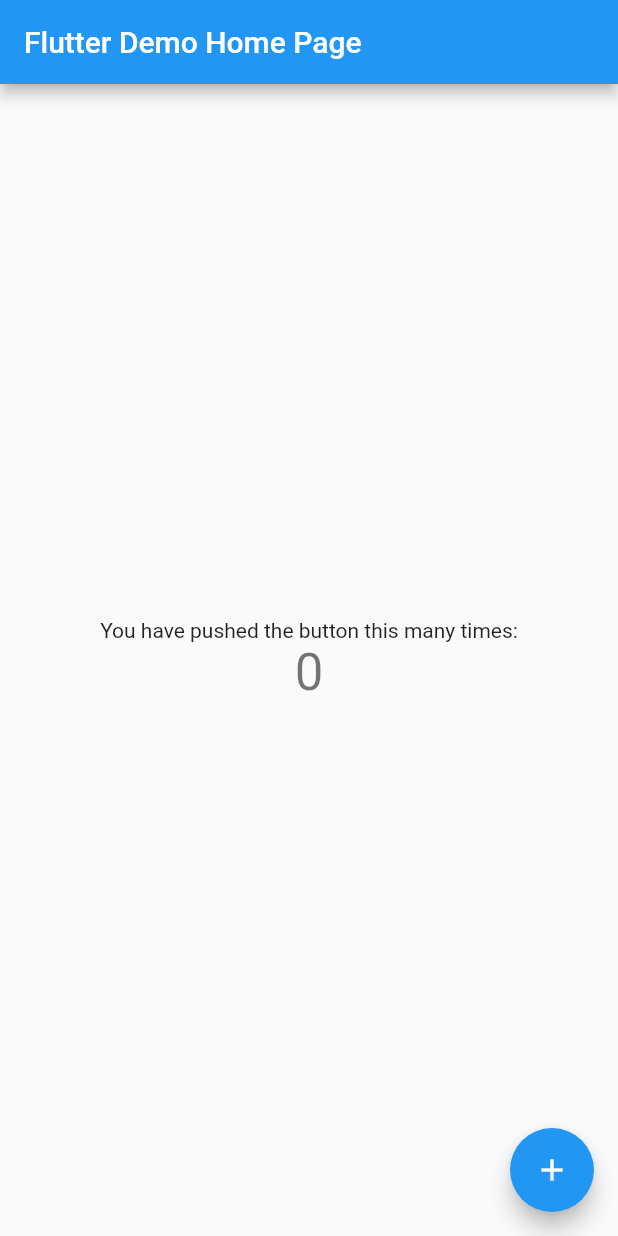
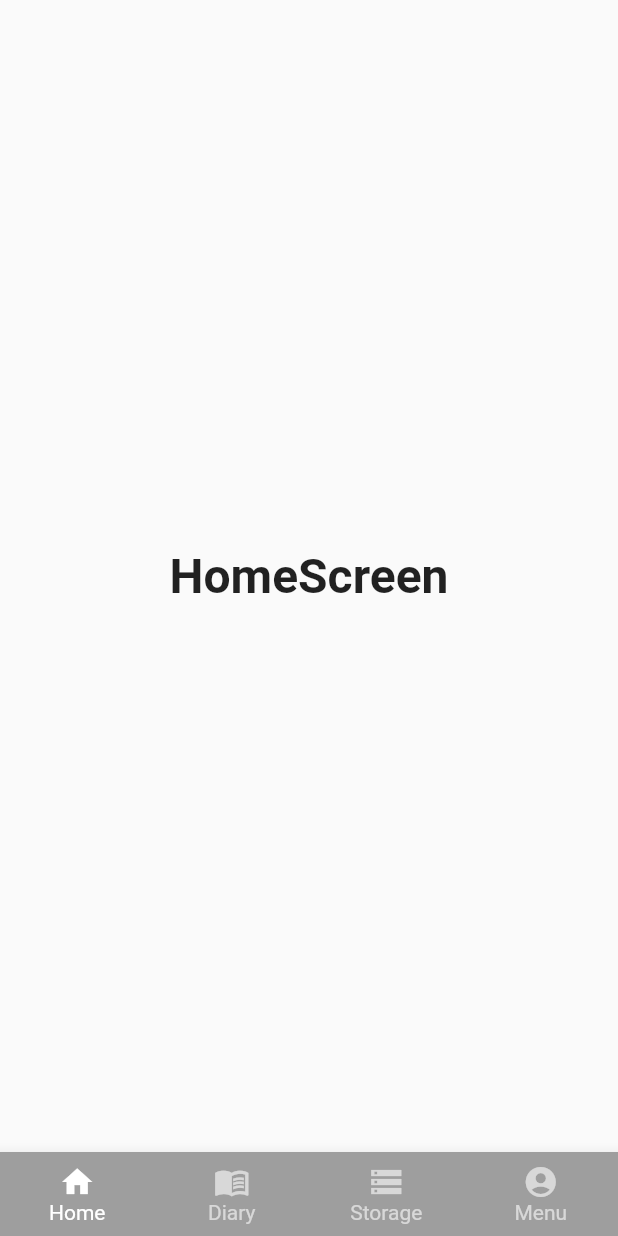
Before and after one commit to leeeeeoy/momsound-project, a Flutter app: the screen it shows after launch, on a phone screen of 412 x 824 dp. Run offline on Flutter 3.47's test engine with Material 2 defaults, Android fonts, the phone set to English and light mode, and no system bars; our stand-ins replace animated_splash_screen, get.

Commit message:
add screens

```diff
--- a/lib/main.dart
+++ b/lib/main.dart
@@ -1,117 +1,17 @@
 import 'package:flutter/material.dart';
+import 'package:get/get_navigation/src/root/get_material_app.dart';
+import 'package:momsori/screens/splash_screen.dart';
 
 void main() {
   runApp(MyApp());
 }
 
 class MyApp extends StatelessWidget {
-  // This widget is the root of your application.
   @override
   Widget build(BuildContext context) {
-    return MaterialApp(
-      title: 'Flutter Demo',
-      theme: ThemeData(
-        // This is the theme of your application.
-        //
-        // Try running your application with "flutter run". You'll see the
-        // application has a blue toolbar. Then, without quitting the app, try
-        // changing the primarySwatch below to Colors.green and then invoke
-        // "hot reload" (press "r" in the console where you ran "flutter run",
-        // or simply save your changes to "hot reload" in a Flutter IDE).
-        // Notice that the counter didn't reset back to zero; the application
-        // is not restarted.
-        primarySwatch: Colors.blue,
-        // This makes the visual density adapt to the platform that you run
-        // the app on. For desktop platforms, the controls will be smaller and
-        // closer together (more dense) than on mobile platforms.
-        visualDensity: VisualDensity.adaptivePlatformDensity,
-      ),
-      home: MyHomePage(title: 'Flutter Demo Home Page'),
+    return GetMaterialApp(
+      title: 'Momsori',
+      home: SplashScreen(),
     );
   }
 }
-
-class MyHomePage extends StatefulWidget {
-  MyHomePage({Key key, this.title}) : super(key: key);
-
-  // This widget is the home page of your application. It is stateful, meaning
-  // that it has a State object (defined below) that contains fields that affect
-  // how it looks.
-
-  // This class is the configuration for the state. It holds the values (in this
-  // case the title) provided by the parent (in this case the App widget) and
-  // used by the build method of the State. Fields in a Widget subclass are
-  // always marked "final".
-
-  final String title;
-
-  @override
-  _MyHomePageState createState() => _MyHomePageState();
-}
-
-class _MyHomePageState extends State<MyHomePage> {
-  int _counter = 0;
-
-  void _incrementCounter() {
-    setState(() {
-      // This call to setState tells the Flutter framework that something has
-      // changed in this State, which causes it to rerun the build method below
-      // so that the display can reflect the updated values. If we changed
-      // _counter without calling setState(), then the build method would not be
-      // called again, and so nothing would appear to happen.
-      _counter++;
-    });
-  }
-
-  @override
-  Widget build(BuildContext context) {
-    // This method is rerun every time setState is called, for instance as done
-    // by the _incrementCounter method above.
-    //
-    // The Flutter framework has been optimized to make rerunning build methods
-    // fast, so that you can just rebuild anything that needs updating rather
-    // than having to individually change instances of widgets.
-    return Scaffold(
-      appBar: AppBar(
-        // Here we take the value from the MyHomePage object that was created by
-        // the App.build method, and use it to set our appbar title.
-        title: Text(widget.title),
-      ),
-      body: Center(
-        // Center is a layout widget. It takes a single child and positions it
-        // in the middle of the parent.
-        child: Column(
-          // Column is also a layout widget. It takes a list of children and
-          // arranges them vertically. By default, it sizes itself to fit its
-          // children horizontally, and tries to be as tall as its parent.
-          //
-          // Invoke "debug painting" (press "p" in the console, choose the
-          // "Toggle Debug Paint" action from the Flutter Inspector in Android
-          // Studio, or the "Toggle Debug Paint" command in Visual Studio Code)
-          // to see the wireframe for each widget.
-          //
-          // Column has various properties to control how it sizes itself and
-          // how it positions its children. Here we use mainAxisAlignment to
-          // center the children vertically; the main axis here is the vertical
-          // axis because Columns are vertical (the cross axis would be
-          // horizontal).
-          mainAxisAlignment: MainAxisAlignment.center,
-          children: <Widget>[
-            Text(
-              'You have pushed the button this many times:',
-            ),
-            Text(
-              '$_counter',
-              style: Theme.of(context).textTheme.headline4,
-            ),
-          ],
-        ),
-      ),
-      floatingActionButton: FloatingActionButton(
-        onPressed: _incrementCounter,
-        tooltip: 'Increment',
-        child: Icon(Icons.add),
-      ), // This trailing comma makes auto-formatting nicer for build methods.
-    );
-  }
-}
--- /dev/null
+++ b/lib/screens/home_screen.dart
@@ -0,0 +1,22 @@
+import 'package:flutter/cupertino.dart';
+import 'package:flutter/material.dart';
+
+class HomeScreen extends StatefulWidget {
+  @override
+  _HomeScreenState createState() => _HomeScreenState();
+}
+
+class _HomeScreenState extends State<HomeScreen> {
+  @override
+  Widget build(BuildContext context) {
+    return Center(
+      child: Text(
+        'HomeScreen',
+        style: TextStyle(
+          fontSize: 32.0,
+          fontWeight: FontWeight.bold,
+        ),
+      ),
+    );
+  }
+}
--- /dev/null
+++ b/lib/screens/main_screen.dart
@@ -0,0 +1,64 @@
+import 'package:flutter/material.dart';
+import 'package:momsori/screens/diary_screen.dart';
+import 'package:momsori/screens/home_screen.dart';
+import 'package:momsori/screens/menu_screen.dart';
+import 'package:momsori/screens/storage_screen.dart';
+
+class MainScreen extends StatefulWidget {
+  @override
+  _MainScreenState createState() => _MainScreenState();
+}
+
+class _MainScreenState extends State<MainScreen> {
+  int _selectedIndex = 0;
+
+  @override
+  Widget build(BuildContext context) {
+    return SafeArea(
+      child: Scaffold(
+        body: Center(
+          child: _widgetOptions.elementAt(_selectedIndex),
+        ),
+        bottomNavigationBar: BottomNavigationBar(
+          type: BottomNavigationBarType.fixed,
+          backgroundColor: Colors.grey,
+          selectedItemColor: Colors.white,
+          unselectedItemColor: Colors.white.withOpacity(.60),
+          selectedFontSize: 14,
+          unselectedFontSize: 14,
+          currentIndex: _selectedIndex,
+          onTap: (index) {
+            setState(() {
+              _selectedIndex = index;
+            });
+          },
+          items: [
+            BottomNavigationBarItem(
+              label: 'Home',
+              icon: Icon(Icons.home),
+            ),
+            BottomNavigationBarItem(
+              label: 'Diary',
+              icon: Icon(Icons.menu_book_outlined),
+            ),
+            BottomNavigationBarItem(
+              label: 'Storage',
+              icon: Icon(Icons.storage),
+            ),
+            BottomNavigationBarItem(
+              label: 'Menu',
+              icon: Icon(Icons.account_circle_rounded),
+            ),
+          ],
+        ),
+      ),
+    );
+  }
+
+  List _widgetOptions = [
+    HomeScreen(),
+    DiaryScreen(),
+    StorageScreen(),
+    MenuScreen(),
+  ];
+}
--- a/pubspec.yaml
+++ b/pubspec.yaml
@@ -28,6 +28,8 @@ dependencies:
   # The following adds the Cupertino Icons font to your application.
   # Use with the CupertinoIcons class for iOS style icons.
   cupertino_icons: ^1.0.0
+  get: ^3.24.0
+  animated_splash_screen: ^1.0.1+2
 
 dev_dependencies:
   flutter_test:
```
Also changed, not shown: lib/screens/diary_screen.dart (added, +22 -0 lines), lib/screens/menu_screen.dart (added, +22 -0 lines), lib/screens/splash_screen.dart (added, +21 -0 lines), lib/screens/storage_screen.dart (added, +22 -0 lines), pubspec.lock, 1 other file.
